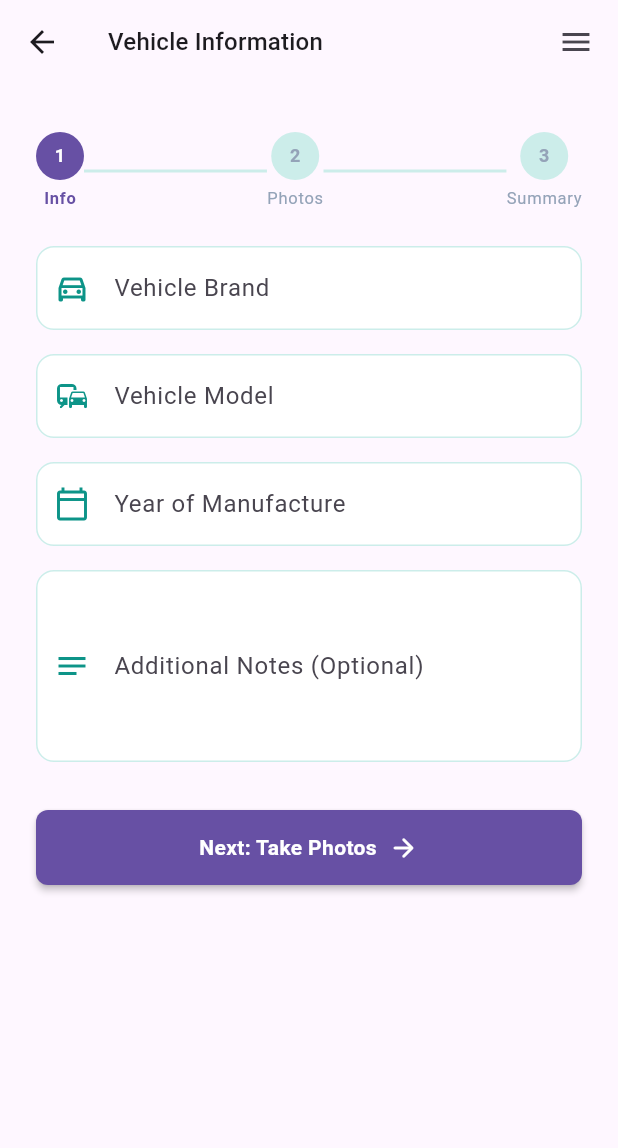
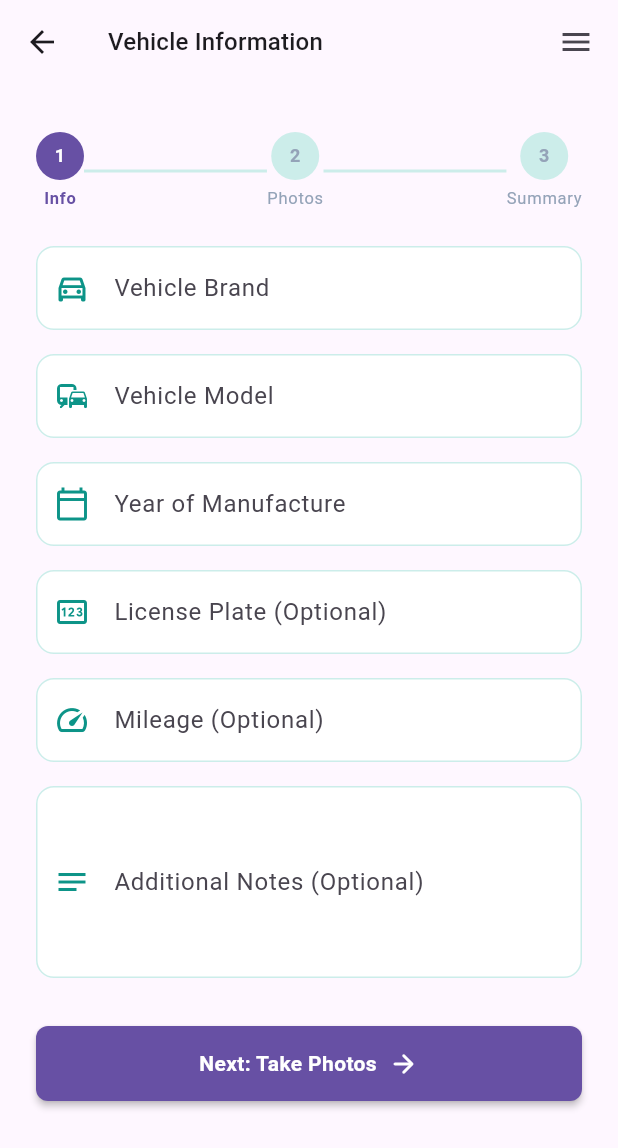
Before and after one commit to Rizz404/yoshida_motors_app, a Flutter app: the VehicleInfoScreen screen opened directly, on a phone screen of 412 x 824 dp. Shown: the top 1148 px of the screen. Run offline on Flutter 3.47's test engine with Material 3 defaults, Android fonts, the phone set to English and light mode, and no system bars; drawn by our look-alikes of flutter_form_builder, loader_overlay; our stand-ins replace auto_route, bot_toast, cached_network_image, dio, equatable, file_picker and 17 more; missing offline and left inert: talker_dio_logger, talker_riverpod_logger; accounts and stored records are empty.

Commit message:
fix(model): fix all model inconcistency

```diff
--- a/lib/feature/appraisal/models/create_appraisal_payload.dart
+++ b/lib/feature/appraisal/models/create_appraisal_payload.dart
@@ -10,6 +10,8 @@ class CreateAppraisalPayload extends Equatable {
   final String vehicleModel;
   final int yearManufacture;
   final String? description;
+  final String? licensePlate;
+  final int? mileage;
   final List<String>? photos;
   final List<String>? photoLabels;
 
@@ -18,6 +20,8 @@ class CreateAppraisalPayload extends Equatable {
     required this.vehicleModel,
     required this.yearManufacture,
     this.description,
+    this.licensePlate,
+    this.mileage,
     this.photos,
     this.photoLabels,
   });
@@ -27,6 +31,8 @@ class CreateAppraisalPayload extends Equatable {
     String? vehicleModel,
     int? yearManufacture,
     String? description,
+    String? licensePlate,
+    int? mileage,
     List<String>? photos,
     List<String>? photoLabels,
   }) {
@@ -35,6 +41,8 @@ class CreateAppraisalPayload extends Equatable {
       vehicleModel: vehicleModel ?? this.vehicleModel,
       yearManufacture: yearManufacture ?? this.yearManufacture,
       description: description ?? this.description,
+      licensePlate: licensePlate ?? this.licensePlate,
+      mileage: mileage ?? this.mileage,
       photos: photos ?? this.photos,
       photoLabels: photoLabels ?? this.photoLabels,
     );
@@ -46,6 +54,8 @@ class CreateAppraisalPayload extends Equatable {
       'vehicle_model': vehicleModel,
       'year_manufacture': yearManufacture,
       if (description != null) 'description': description,
+      if (licensePlate != null) 'license_plate': licensePlate,
+      if (mileage != null) 'mileage': mileage,
     };
   }
 
@@ -75,6 +85,8 @@ class CreateAppraisalPayload extends Equatable {
       vehicleModel: map.getField<String>('vehicle_model'),
       yearManufacture: map.getField<int>('year_manufacture'),
       description: map.getFieldOrNull<String>('description'),
+      licensePlate: map.getFieldOrNull<String>('license_plate'),
+      mileage: map.getFieldOrNull<int>('mileage'),
     );
   }
 
@@ -94,6 +106,8 @@ class CreateAppraisalPayload extends Equatable {
     vehicleModel,
     yearManufacture,
     description,
+    licensePlate,
+    mileage,
     photos,
     photoLabels,
   ];
--- a/lib/feature/appraisal/models/update_appraisal_payload.dart
+++ b/lib/feature/appraisal/models/update_appraisal_payload.dart
@@ -10,6 +10,8 @@ class UpdateAppraisalPayload extends Equatable {
   final String? vehicleModel;
   final int? yearManufacture;
   final String? description;
+  final String? licensePlate;
+  final int? mileage;
   final List<String>? newPhotos;
   final List<String>? newPhotoLabels;
   final List<int>? deletePhotos;
@@ -19,6 +21,8 @@ class UpdateAppraisalPayload extends Equatable {
     this.vehicleModel,
     this.yearManufacture,
     this.description,
+    this.licensePlate,
+    this.mileage,
     this.newPhotos,
     this.newPhotoLabels,
     this.deletePhotos,
@@ -29,6 +33,8 @@ class UpdateAppraisalPayload extends Equatable {
     String? vehicleModel,
     int? yearManufacture,
     String? description,
+    String? licensePlate,
+    int? mileage,
     List<String>? newPhotos,
     List<String>? newPhotoLabels,
     List<int>? deletePhotos,
@@ -38,6 +44,8 @@ class UpdateAppraisalPayload extends Equatable {
       vehicleModel: vehicleModel ?? this.vehicleModel,
       yearManufacture: yearManufacture ?? this.yearManufacture,
       description: description ?? this.description,
+      licensePlate: licensePlate ?? this.licensePlate,
+      mileage: mileage ?? this.mileage,
       newPhotos: newPhotos ?? this.newPhotos,
       newPhotoLabels: newPhotoLabels ?? this.newPhotoLabels,
       deletePhotos: deletePhotos ?? this.deletePhotos,
@@ -50,6 +58,8 @@ class UpdateAppraisalPayload extends Equatable {
       if (vehicleModel != null) 'vehicle_model': vehicleModel,
       if (yearManufacture != null) 'year_manufacture': yearManufacture,
       if (description != null) 'description': description,
+      if (licensePlate != null) 'license_plate': licensePlate,
+      if (mileage != null) 'mileage': mileage,
     };
   }
 
@@ -85,6 +95,8 @@ class UpdateAppraisalPayload extends Equatable {
       vehicleModel: map.getFieldOrNull<String>('vehicle_model'),
       yearManufacture: map.getFieldOrNull<int>('year_manufacture'),
       description: map.getFieldOrNull<String>('description'),
+      licensePlate: map.getFieldOrNull<String>('license_plate'),
+      mileage: map.getFieldOrNull<int>('mileage'),
     );
   }
 
@@ -104,6 +116,8 @@ class UpdateAppraisalPayload extends Equatable {
     vehicleModel,
     yearManufacture,
     description,
+    licensePlate,
+    mileage,
     newPhotos,
     newPhotoLabels,
     deletePhotos,
--- a/lib/feature/appraisal/providers/appraisal_flow_provider.dart
+++ b/lib/feature/appraisal/providers/appraisal_flow_provider.dart
@@ -23,12 +23,16 @@ class AppraisalFormNotifier extends StateNotifier<CreateAppraisalPayload?> {
     required String brand,
     required String model,
     required int year,
+    String? licensePlate,
+    int? mileage,
     String? description,
   }) {
     state = CreateAppraisalPayload(
       vehicleBrand: brand,
       vehicleModel: model,
       yearManufacture: year,
+      licensePlate: licensePlate,
+      mileage: mileage,
       description: description,
       photos: [],
       photoLabels: [],
--- a/lib/feature/appraisal/screens/summary_screen.dart
+++ b/lib/feature/appraisal/screens/summary_screen.dart
@@ -1,6 +1,7 @@
 import 'package:auto_route/auto_route.dart';
 import 'package:car_rongsok_app/core/extensions/theme_extension.dart';
 import 'package:car_rongsok_app/core/router/routes.dart';
+import 'package:car_rongsok_app/core/enums/model_entity_enums.dart';
 import 'package:car_rongsok_app/core/utils/toast_utils.dart';
 import 'package:car_rongsok_app/feature/appraisal/models/appraisal_photo.dart';
 import 'package:car_rongsok_app/feature/appraisal/providers/appraisal_detail_provider.dart';
@@ -34,7 +35,7 @@ class SummaryScreen extends ConsumerWidget {
       if (previous?.value?.isMutating == true && !state.isMutating) {
         if (state.mutationError != null) {
           AppToast.error(state.mutationError?.message ?? 'Submission failed');
-        } else if (state.appraisal.status == 'submitted') {
+        } else if (state.appraisal.status == AppraisalStatus.submitted) {
           AppToast.success('Appraisal submitted successfully!');
           context.router.replaceAll([const AppShellRoute()]);
         }
@@ -118,6 +119,18 @@ class SummaryScreen extends ConsumerWidget {
                             label: 'Year',
                             value: '${appraisal.yearManufacture}',
                           ),
+                          if (appraisal.licensePlate?.isNotEmpty == true)
+                            _buildInfoRow(
+                              context,
+                              label: 'License Plate',
+                              value: appraisal.licensePlate!,
+                            ),
+                          if (appraisal.mileage != null)
+                            _buildInfoRow(
+                              context,
+                              label: 'Mileage',
+                              value: '${appraisal.mileage} km',
+                            ),
                           if (appraisal.description?.isNotEmpty == true)
                             _buildInfoRow(
                               context,
--- a/lib/feature/appraisal/screens/vehicle_info_screen.dart
+++ b/lib/feature/appraisal/screens/vehicle_info_screen.dart
@@ -29,12 +29,16 @@ class _VehicleInfoScreenState extends ConsumerState<VehicleInfoScreen> {
 
     final formData = _formKey.currentState!.value;
 
+    final mileageString = formData['mileage'] as String?;
+
     ref
         .read(appraisalFormProvider.notifier)
         .setVehicleInfo(
           brand: (formData['vehicle_brand'] as String).trim(),
           model: (formData['vehicle_model'] as String).trim(),
           year: int.parse((formData['year_manufacture'] as String).trim()),
+          licensePlate: (formData['license_plate'] as String?)?.trim(),
+          mileage: mileageString != null ? int.tryParse(mileageString) : null,
           description: (formData['description'] as String?)?.trim(),
         );
 
@@ -93,6 +97,29 @@ class _VehicleInfoScreenState extends ConsumerState<VehicleInfoScreen> {
                           color: context.colors.primary,
                         ),
                         validator: VehicleInfoValidators.yearManufacture(),
+                      ),
+                      const SizedBox(height: 16),
+                      AppTextField(
+                        name: 'license_plate',
+                        label: 'License Plate (Optional)',
+                        placeHolder: 'B 1234 ABC',
+                        prefixIcon: Icon(
+                          Icons.pin_outlined,
+                          color: context.colors.primary,
+                        ),
+                        // Optionally add a validator if it's required later
+                      ),
+                      const SizedBox(height: 16),
+                      AppTextField(
+                        name: 'mileage',
+                        label: 'Mileage (Optional)',
+                        placeHolder: '50000',
+                        type: AppTextFieldType.number,
+                        prefixIcon: Icon(
+                          Icons.speed_outlined,
+                          color: context.colors.primary,
+                        ),
+                        // Optionally add a validator if it's required later
                       ),
                       const SizedBox(height: 16),
                       AppTextField(
--- a/lib/feature/appraisal/validators/vehicle_info_validators.dart
+++ b/lib/feature/appraisal/validators/vehicle_info_validators.dart
@@ -15,6 +15,21 @@ class VehicleInfoValidators {
   static String? Function(String?) vehicleModel() {
     return FormBuilderValidators.compose([
       FormBuilderValidators.required(errorText: 'Vehicle model is required'),
+    ]);
+  }
+
+  /// Validator untuk license plate
+  static String? Function(String?) licensePlate() {
+    return FormBuilderValidators.compose([
+      FormBuilderValidators.required(errorText: 'License plate is required'),
+    ]);
+  }
+
+  /// Validator untuk mileage
+  static String? Function(String?) mileage() {
+    return FormBuilderValidators.compose([
+      FormBuilderValidators.required(errorText: 'Mileage is required'),
+      FormBuilderValidators.numeric(errorText: 'Mileage must be a number'),
     ]);
   }
 
--- /dev/null
+++ b/lib/feature/notification/models/notification.dart
@@ -0,0 +1,89 @@
+import 'dart:convert';
+
+import 'package:car_rongsok_app/core/extensions/model_parsing_extension.dart';
+import 'package:equatable/equatable.dart';
+
+class Notification extends Equatable {
+  final int id;
+  final int userId;
+  final String title;
+  final String body;
+  final Map<String, dynamic>? data;
+  final bool isRead;
+  final DateTime createdAt;
+  final DateTime updatedAt;
+
+  const Notification({
+    required this.id,
+    required this.userId,
+    required this.title,
+    required this.body,
+    this.data,
+    required this.isRead,
+    required this.createdAt,
+    required this.updatedAt,
+  });
+
+  Notification copyWith({
+    int? id,
+    int? userId,
+    String? title,
+    String? body,
+    Map<String, dynamic>? data,
+    bool? isRead,
+    DateTime? createdAt,
+    DateTime? updatedAt,
+  }) {
+    return Notification(
+      id: id ?? this.id,
+      userId: userId ?? this.userId,
+      title: title ?? this.title,
+      body: body ?? this.body,
+      data: data ?? this.data,
+      isRead: isRead ?? this.isRead,
+      createdAt: createdAt ?? this.createdAt,
+      updatedAt: updatedAt ?? this.updatedAt,
+    );
+  }
+
+  Map<String, dynamic> toMap() {
+    return <String, dynamic>{
+      'id': id,
+      'user_id': userId,
+      'title': title,
+      'body': body,
+      if (data != null) 'data': data,
+      'is_read': isRead,
+      'created_at': createdAt.toIso8601String(),
+      'updated_at': updatedAt.toIso8601String(),
+    };
+  }
+
+  factory Notification.fromMap(Map<String, dynamic> map) {
+    return Notification(
+      id: map.getField<int>('id'),
+      userId: map.getField<int>('user_id'),
+      title: map.getField<String>('title'),
+      body: map.getField<String>('body'),
+      data: map['data'] != null
+          ? Map<String, dynamic>.from(map['data'] as Map)
+          : null,
+      isRead: map['is_read'] == true || map['is_read'] == 1,
+      createdAt: map.getField<DateTime>('created_at'),
+      updatedAt: map.getField<DateTime>('updated_at'),
+    );
+  }
+
+  String toJson() => json.encode(toMap());
+
+  factory Notification.fromJson(String source) =>
+      Notification.fromMap(json.decode(source) as Map<String, dynamic>);
+
+  @override
+  bool get stringify => true;
+
+  @override
+  List<Object?> get props {
+    return [id, userId, title, body, data, isRead, createdAt, updatedAt];
+  }
+}
--- a/lib/feature/user/models/user.dart
+++ b/lib/feature/user/models/user.dart
@@ -11,6 +11,7 @@ class User extends Equatable {
   final String? phoneNumber;
   final String? name;
   final String? email;
+  final DateTime? emailVerifiedAt;
   final String? address;
   final UserRole role;
   final String? fcmToken;
@@ -23,6 +24,7 @@ class User extends Equatable {
     required this.phoneNumber,
     required this.name,
     required this.email,
+    this.emailVerifiedAt,
     required this.address,
     required this.role,
     required this.fcmToken,
@@ -36,6 +38,7 @@ class User extends Equatable {
     String? phoneNumber,
     String? name,
     String? email,
+    DateTime? emailVerifiedAt,
     String? address,
     UserRole? role,
     String? fcmToken,
@@ -48,6 +51,7 @@ class User extends Equatable {
       phoneNumber: phoneNumber ?? this.phoneNumber,
       name: name ?? this.name,
       email: email ?? this.email,
+      emailVerifiedAt: emailVerifiedAt ?? this.emailVerifiedAt,
       address: address ?? this.address,
       role: role ?? this.role,
       fcmToken: fcmToken ?? this.fcmToken,
@@ -63,6 +67,7 @@ class User extends Equatable {
       'phone_number': phoneNumber,
       'name': name,
       'email': email,
+      'email_verified_at': emailVerifiedAt?.toIso8601String(),
       'address': address,
       'role': role.value,
       'fcm_token': fcmToken,
@@ -78,6 +83,7 @@ class User extends Equatable {
       phoneNumber: map.getFieldOrNull<String>('phone_number'),
       name: map.getFieldOrNull<String>('name'),
       email: map.getFieldOrNull<String>('email'),
+      emailVerifiedAt: map.getFieldOrNull<DateTime>('email_verified_at'),
       address: map.getFieldOrNull<String>('address'),
       role: UserRole.values.firstWhere((e) => e.value == map['role']),
       fcmToken: map.getFieldOrNull<String>('fcm_token'),
@@ -102,6 +108,7 @@ class User extends Equatable {
       phoneNumber,
       name,
       email,
+      emailVerifiedAt,
       address,
       role,
       fcmToken,
```
Also changed, not shown: lib/core/enums/model_entity_enums.dart (+24 -0 lines), lib/feature/appraisal/models/appraisal_request.dart (+37 -11 lines), lib/feature/appraisal/models/get_appraisals_params.dart (+4 -3 lines), lib/feature/appraisal/screens/appraisal_result_screen.dart (+10 -5 lines), lib/feature/home/screens/home_screen.dart (+9 -14 lines).
